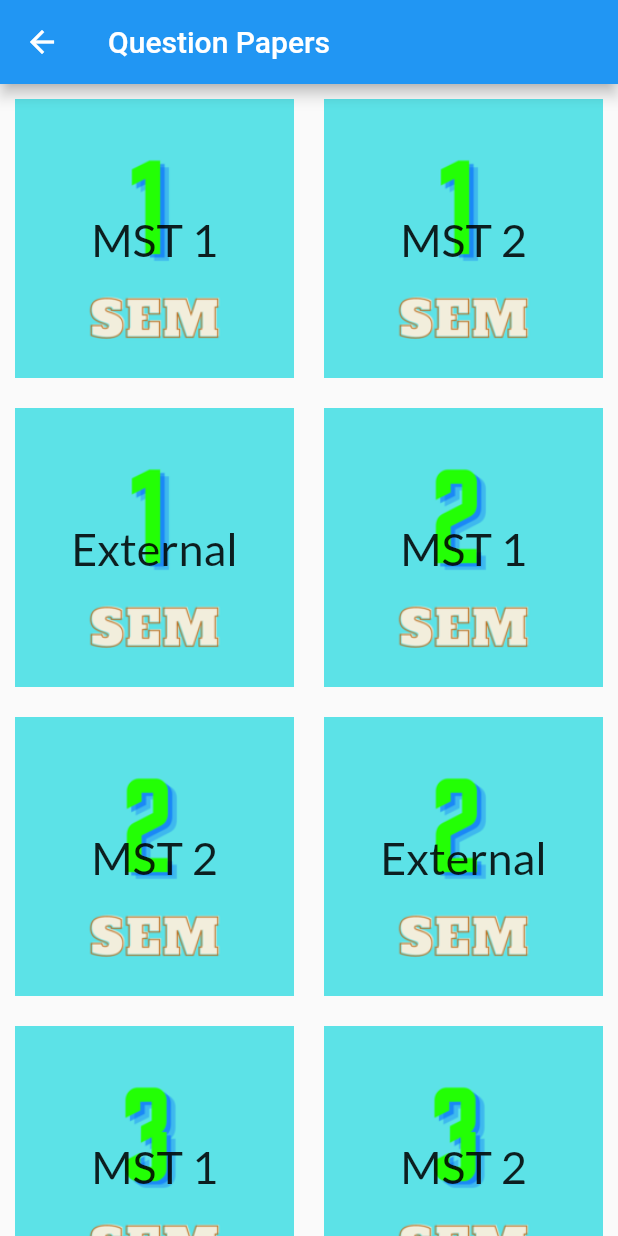
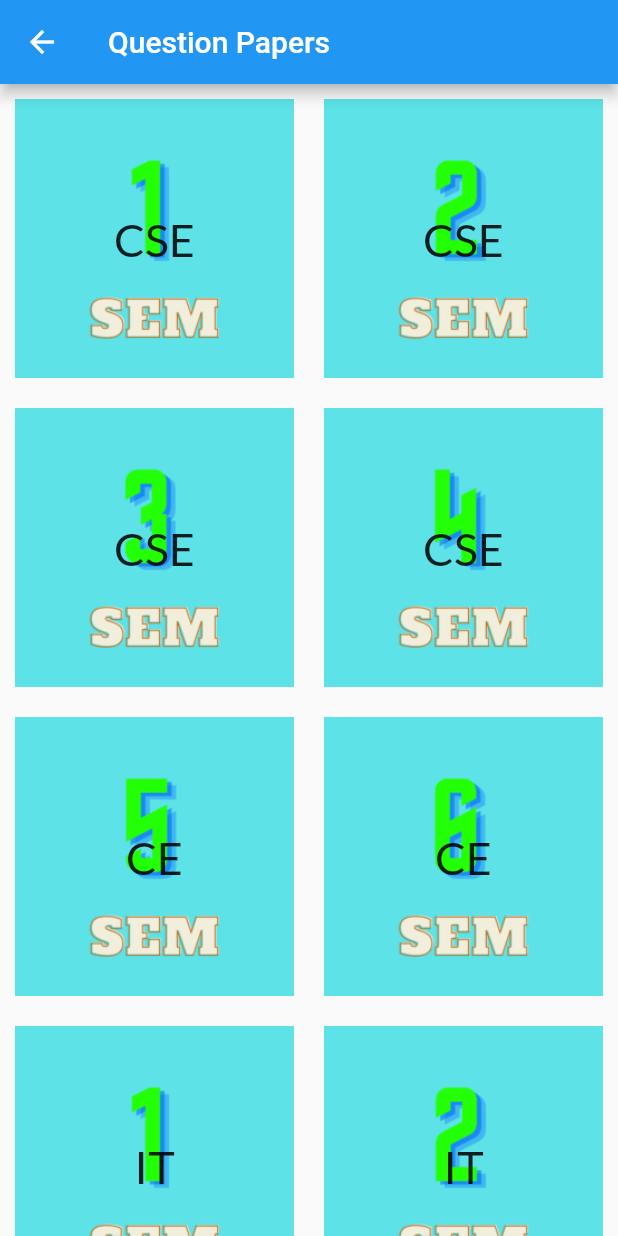
Before and after one commit to 0xvashishth/schedulo-app, a Flutter app: the QPapers screen opened by its route, on a phone screen of 412 x 824 dp. Run offline on Flutter 3.47's test engine with Material 2 defaults, Android fonts, the phone set to English and light mode, and no system bars; our stand-ins replace carousel_pro, cloud_firestore, firebase_auth, firebase_core, firebase_messaging, flutter_local_notifications and 4 more; missing offline and left inert: flutter_pdfview; accounts and stored records are empty; generated files the repository leaves out were written again; Roboto replaces fonts that are missing (latoTextTheme).

Commit message:
done changes

```diff
--- a/lib/data/qpapers.dart
+++ b/lib/data/qpapers.dart
@@ -20,30 +20,20 @@ class _QPapersState extends State<QPapers> {
       body: GridView.count(
         crossAxisCount: 2,
         children: [
-          buildCard('MST 1', 0, 'images/icons/sem1.png'),
-          buildCard('MST 2', 1, 'images/icons/sem1.png'),
-          buildCard('External', 2, 'images/icons/sem1.png'),
-          buildCard('MST 1', 3, 'images/icons/sem2.png'),
-          buildCard('MST 2', 4, 'images/icons/sem2.png'),
-          buildCard('External', 5, 'images/icons/sem2.png'),
-          buildCard('MST 1', 3, 'images/icons/sem3.png'),
-          buildCard('MST 2', 4, 'images/icons/sem3.png'),
-          buildCard('External', 5, 'images/icons/sem3.png'),
-          buildCard('MST 1', 3, 'images/icons/sem4.png'),
-          buildCard('MST 2', 4, 'images/icons/sem4.png'),
-          buildCard('External', 5, 'images/icons/sem4.png'),
-          buildCard('MST 1', 3, 'images/icons/sem5.png'),
-          buildCard('MST 2', 4, 'images/icons/sem5.png'),
-          buildCard('External', 5, 'images/icons/sem5.png'),
-          buildCard('MST 1', 3, 'images/icons/sem6.png'),
-          buildCard('MST 2', 4, 'images/icons/sem6.png'),
-          buildCard('External', 5, 'images/icons/sem6.png'),
-          buildCard('MST 1', 3, 'images/icons/sem7.png'),
-          buildCard('MST 2', 4, 'images/icons/sem7.png'),
-          buildCard('External', 5, 'images/icons/sem7.png'),
-          buildCard('MST 1', 3, 'images/icons/sem8.png'),
-          buildCard('MST 2', 4, 'images/icons/sem8.png'),
-          buildCard('External', 5, 'images/icons/sem8.png'),
+          buildCard('CSE', 0, 'images/icons/sem1.png'),
+          buildCard('CSE', 1, 'images/icons/sem2.png'),
+          buildCard('CSE', 0, 'images/icons/sem3.png'),
+          buildCard('CSE', 0, 'images/icons/sem4.png'),
+          buildCard('CE', 0, 'images/icons/sem5.png'),
+          buildCard('CE', 0, 'images/icons/sem6.png'),
+          buildCard('IT', 1, 'images/icons/sem1.png'),
+          buildCard('IT', 1, 'images/icons/sem2.png'),
+          buildCard('IT', 1, 'images/icons/sem3.png'),
+          buildCard('IT', 0, 'images/icons/sem4.png'),
+          buildCard('CHE', 1, 'images/icons/sem1.png'),
+          buildCard('CHE', 0, 'images/icons/sem2.png'),
+          buildCard('ME', 1, 'images/icons/sem8.png'),
+          buildCard('ME', 0, 'images/icons/sem8.png'),
         ],
       ),
     );
--- a/lib/metadata/question.dart
+++ b/lib/metadata/question.dart
@@ -68,8 +68,8 @@ class ApiService {
   }
 
   static List<String> Quelink = [
-    'https://www.mrsptu.ac.in/uploads2021/daa_notifications/NOTIFICATION%20114%20-%20ACADEMIC%20CALENDAR%20(EXISTING%20BATCHES)%20FOR%20SESSION%202021-22%20(1).pdf',
-    'http://www.africau.edu/images/default/sample.pdf',
+    'https://www.w3.org/WAI/ER/tests/xhtml/testfiles/resources/pdf/dummy.pdf',
+    'https://www.w3.org/WAI/ER/tests/xhtml/testfiles/resources/pdf/dummy.pdf',
   ];
 
   static Future<String> loadPDF() async {
```
